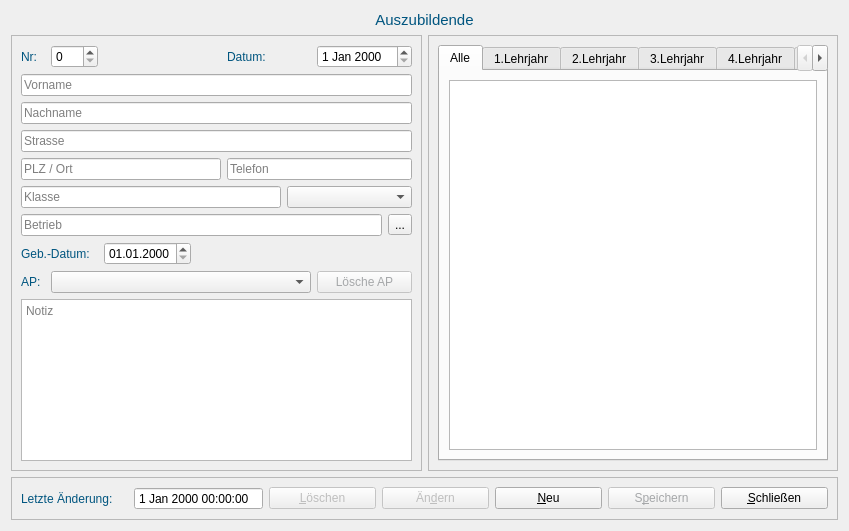
First picture: the form in formlehrling.ui, repository fasa1964/fshkap, before the edit.
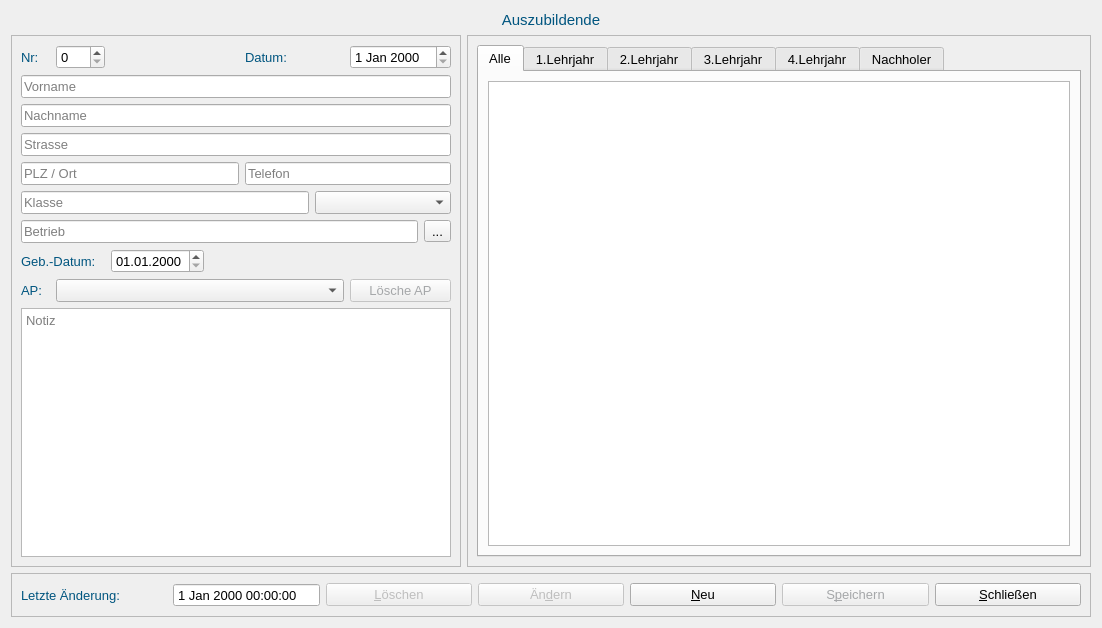
Second picture: the form after the edit.

The edit to the form file:
```diff
--- a/formlehrling.ui
+++ b/formlehrling.ui
@@ -6,10 +6,15 @@
    <rect>
     <x>0</x>
     <y>0</y>
-    <width>849</width>
-    <height>531</height>
+    <width>1102</width>
+    <height>628</height>
    </rect>
   </property>
+  <property name="font">
+   <font>
+    <pointsize>10</pointsize>
+   </font>
+  </property>
   <property name="windowTitle">
    <string>Form</string>
   </property>
```
